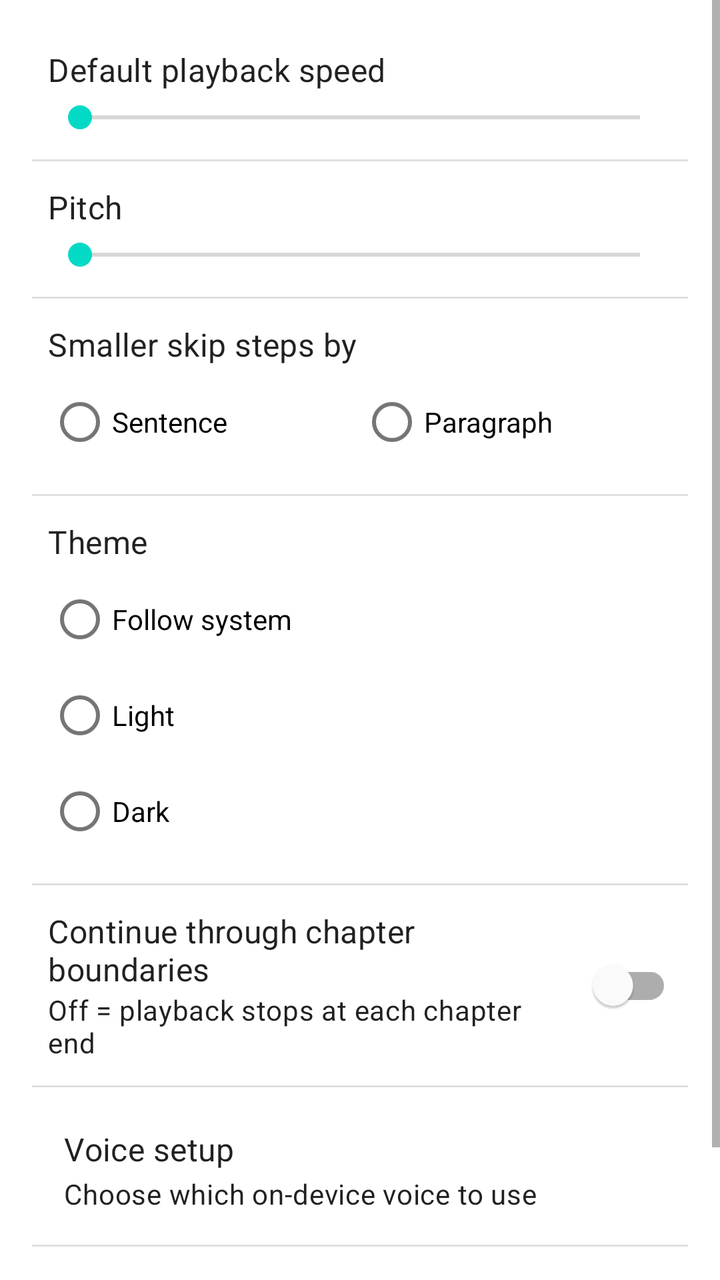
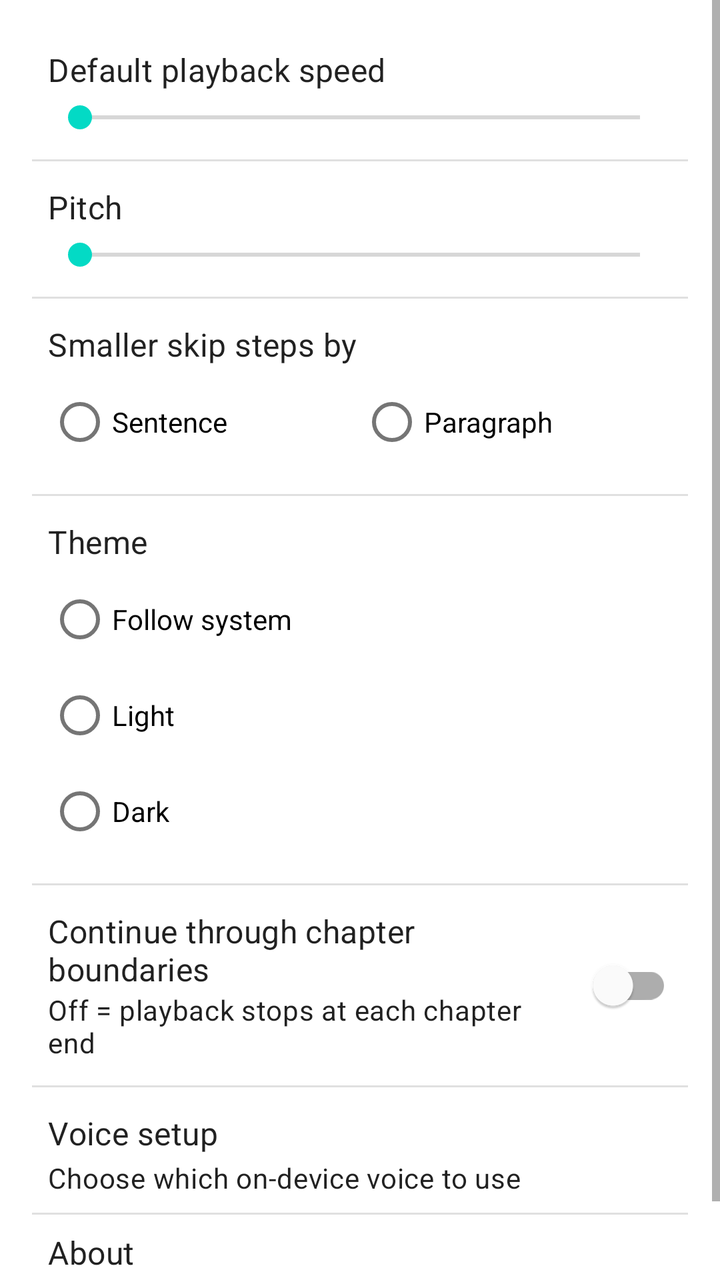

Screens rendered from an Android XML layout before and after an edit, with the pre-edit source and the edit as a unified diff.
<!-- AndroidManifest.xml: application theme Theme.Narrator -->
<!-- res/layout/fragment_settings.xml -->
<?xml version="1.0" encoding="utf-8"?>
<ScrollView xmlns:android="http://schemas.android.com/apk/res/android"
    android:layout_width="match_parent"
    android:layout_height="match_parent">

    <LinearLayout
        android:layout_width="match_parent"
        android:layout_height="wrap_content"
        android:orientation="vertical"
        android:padding="16dp">

        
        <LinearLayout
            android:layout_width="match_parent"
            android:layout_height="wrap_content"
            android:orientation="vertical"
            android:padding="8dp">

            <LinearLayout
                android:layout_width="match_parent"
                android:layout_height="wrap_content"
                android:orientation="horizontal"
                android:gravity="center_vertical">

                <TextView
                    android:layout_width="0dp"
                    android:layout_height="wrap_content"
                    android:layout_weight="1"
                    android:text="@string/settings_default_speed"
                    android:textAppearance="?attr/textAppearanceSubtitle1" />

                <TextView
                    android:id="@+id/settings_speed_value"
                    android:layout_width="wrap_content"
                    android:layout_height="wrap_content"
                    android:textAppearance="?attr/textAppearanceBody2" />
            </LinearLayout>

            <SeekBar
                android:id="@+id/settings_speed_seek"
                android:layout_width="match_parent"
                android:layout_height="wrap_content"
                android:layout_marginTop="4dp"
                android:max="12" />
        </LinearLayout>

        <View
            android:layout_width="match_parent"
            android:layout_height="1dp"
            android:layout_marginVertical="4dp"
            android:background="?android:attr/listDivider" />

        
        <LinearLayout
            android:layout_width="match_parent"
            android:layout_height="wrap_content"
            android:orientation="vertical"
            android:padding="8dp">

            <LinearLayout
                android:layout_width="match_parent"
                android:layout_height="wrap_content"
                android:orientation="horizontal"
                android:gravity="center_vertical">

                <TextView
                    android:layout_width="0dp"
                    android:layout_height="wrap_content"
                    android:layout_weight="1"
                    android:text="@string/settings_pitch"
                    android:textAppearance="?attr/textAppearanceSubtitle1" />

                <TextView
                    android:id="@+id/settings_pitch_value"
                    android:layout_width="wrap_content"
                    android:layout_height="wrap_content"
                    android:textAppearance="?attr/textAppearanceBody2" />
            </LinearLayout>

            <SeekBar
                android:id="@+id/settings_pitch_seek"
                android:layout_width="match_parent"
                android:layout_height="wrap_content"
                android:layout_marginTop="4dp"
                android:max="20" />
        </LinearLayout>

        <View
            android:layout_width="match_parent"
            android:layout_height="1dp"
            android:layout_marginVertical="4dp"
            android:background="?android:attr/listDivider" />

        
        <LinearLayout
            android:layout_width="match_parent"
            android:layout_height="wrap_content"
            android:orientation="vertical"
            android:padding="8dp">

            <TextView
                android:layout_width="wrap_content"
                android:layout_height="wrap_content"
                android:text="@string/settings_skip_increment"
                android:textAppearance="?attr/textAppearanceSubtitle1" />

            <RadioGroup
                android:id="@+id/settings_skip_group"
                android:layout_width="match_parent"
                android:layout_height="wrap_content"
                android:layout_marginTop="4dp"
                android:orientation="horizontal">

                <RadioButton
                    android:id="@+id/settings_skip_sentence"
                    android:layout_width="0dp"
                    android:layout_height="wrap_content"
                    android:layout_weight="1"
                    android:text="@string/settings_skip_sentence" />

                <RadioButton
                    android:id="@+id/settings_skip_paragraph"
                    android:layout_width="0dp"
                    android:layout_height="wrap_content"
                    android:layout_weight="1"
                    android:text="@string/settings_skip_paragraph" />
            </RadioGroup>
        </LinearLayout>

        <View
            android:layout_width="match_parent"
            android:layout_height="1dp"
            android:layout_marginVertical="4dp"
            android:background="?android:attr/listDivider" />

        
        <LinearLayout
            android:layout_width="match_parent"
            android:layout_height="wrap_content"
            android:orientation="vertical"
            android:padding="8dp">

            <TextView
                android:layout_width="wrap_content"
                android:layout_height="wrap_content"
                android:text="@string/settings_theme"
                android:textAppearance="?attr/textAppearanceSubtitle1" />

            <RadioGroup
                android:id="@+id/settings_theme_group"
                android:layout_width="match_parent"
                android:layout_height="wrap_content"
                android:layout_marginTop="4dp"
                android:orientation="vertical">

                <RadioButton
                    android:id="@+id/settings_theme_system"
                    android:layout_width="wrap_content"
                    android:layout_height="wrap_content"
                    android:text="@string/settings_theme_system" />

                <RadioButton
                    android:id="@+id/settings_theme_light"
                    android:layout_width="wrap_content"
                    android:layout_height="wrap_content"
                    android:text="@string/settings_theme_light" />

                <RadioButton
                    android:id="@+id/settings_theme_dark"
                    android:layout_width="wrap_content"
                    android:layout_height="wrap_content"
                    android:text="@string/settings_theme_dark" />
            </RadioGroup>
        </LinearLayout>

        <View
            android:layout_width="match_parent"
            android:layout_height="1dp"
            android:layout_marginVertical="4dp"
            android:background="?android:attr/listDivider" />

        
        <LinearLayout
            android:layout_width="match_parent"
            android:layout_height="wrap_content"
            android:orientation="horizontal"
            android:padding="8dp"
            android:gravity="center_vertical">

            <LinearLayout
                android:layout_width="0dp"
                android:layout_height="wrap_content"
                android:layout_weight="1"
                android:orientation="vertical">

                <TextView
                    android:layout_width="wrap_content"
                    android:layout_height="wrap_content"
                    android:text="@string/settings_continue"
                    android:textAppearance="?attr/textAppearanceSubtitle1" />

                <TextView
                    android:layout_width="wrap_content"
                    android:layout_height="wrap_content"
                    android:text="@string/settings_continue_summary"
                    android:textAppearance="?attr/textAppearanceBody2" />
            </LinearLayout>

            <com.google.android.material.switchmaterial.SwitchMaterial
                android:id="@+id/settings_continue_switch"
                android:layout_width="wrap_content"
                android:layout_height="wrap_content" />
        </LinearLayout>

        <View
            android:layout_width="match_parent"
            android:layout_height="1dp"
            android:layout_marginVertical="4dp"
            android:background="?android:attr/listDivider" />

        
        <LinearLayout
            android:id="@+id/settings_voice_setup_row"
            android:layout_width="match_parent"
            android:layout_height="wrap_content"
            android:orientation="vertical"
            android:padding="16dp"
            android:background="?attr/selectableItemBackground">

            <TextView
                android:layout_width="wrap_content"
                android:layout_height="wrap_content"
                android:text="@string/settings_voice_setup"
                android:textAppearance="?attr/textAppearanceSubtitle1" />

            <TextView
                android:layout_width="wrap_content"
                android:layout_height="wrap_content"
                android:layout_marginTop="2dp"
                android:text="@string/settings_voice_setup_summary"
                android:textAppearance="?attr/textAppearanceBody2" />
        </LinearLayout>

        <View
            android:layout_width="match_parent"
            android:layout_height="1dp"
            android:background="?android:attr/listDivider" />

        <LinearLayout
            android:layout_width="match_parent"
            android:layout_height="wrap_content"
            android:orientation="vertical"
            android:padding="16dp">

            <TextView
                android:layout_width="wrap_content"
                android:layout_height="wrap_content"
                android:text="@string/settings_about"
                android:textAppearance="?attr/textAppearanceSubtitle1" />

            <TextView
                android:layout_width="wrap_content"
                android:layout_height="wrap_content"
                android:layout_marginTop="2dp"
                android:text="@string/settings_about_summary"
                android:textAppearance="?attr/textAppearanceBody2" />
        </LinearLayout>
    </LinearLayout>
</ScrollView>
<!-- resources referenced by this layout -->
<resources>
  <string name="settings_about">About</string>
  <string name="settings_about_summary">Narrator · privacy-first audiobook player</string>
  <string name="settings_continue">Continue through chapter boundaries</string>
  <string name="settings_continue_summary">Off = playback stops at each chapter end</string>
  <string name="settings_default_speed">Default playback speed</string>
  <string name="settings_pitch">Pitch</string>
  <string name="settings_skip_increment">Smaller skip steps by</string>
  <string name="settings_skip_paragraph">Paragraph</string>
  <string name="settings_skip_sentence">Sentence</string>
  <string name="settings_theme">Theme</string>
  <string name="settings_theme_dark">Dark</string>
  <string name="settings_theme_light">Light</string>
  <string name="settings_theme_system">Follow system</string>
  <string name="settings_voice_setup">Voice setup</string>
  <string name="settings_voice_setup_summary">Choose which on-device voice to use</string>
  <style name="Theme.Narrator" parent="Theme.MaterialComponents.DayNight.NoActionBar">
          
          <item name="colorPrimary">@color/purple_500</item>
          <item name="colorPrimaryVariant">@color/purple_700</item>
          <item name="colorOnPrimary">@color/white</item>
          
          <item name="colorSecondary">@color/teal_200</item>
          <item name="colorSecondaryVariant">@color/teal_700</item>
          <item name="colorOnSecondary">@color/black</item>
          
          <item name="android:statusBarColor">?attr/colorPrimaryVariant</item>
          
      </style>
  <color name="purple_500">#FF6200EE</color>
  <color name="purple_700">#FF3700B3</color>
  <color name="white">#FFFFFFFF</color>
  <color name="teal_200">#FF03DAC5</color>
  <color name="teal_700">#FF018786</color>
  <color name="black">#FF000000</color>
</resources>

<!-- the commit's change to res/layout/fragment_settings.xml (unified diff, before → after) -->
@@ -224,7 +224,7 @@
             android:layout_width="match_parent"
             android:layout_height="wrap_content"
             android:orientation="vertical"
-            android:padding="16dp"
+            android:padding="8dp"
             android:background="?attr/selectableItemBackground">
 
             <TextView
@@ -250,7 +250,7 @@
             android:layout_width="match_parent"
             android:layout_height="wrap_content"
             android:orientation="vertical"
-            android:padding="16dp">
+            android:padding="8dp">
 
             <TextView
                 android:layout_width="wrap_content"
